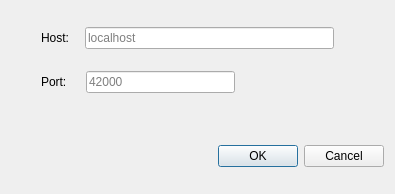
Old version of the form get_host_info.ui in the repository damianbb/simple_gui.
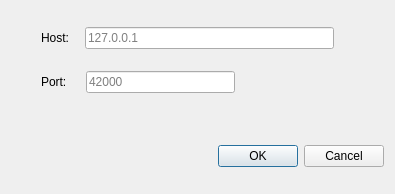
New version of the form.

Commit message: change default server address to 127.0.0.1

Diff of the .ui file:
```diff
--- a/get_host_info.ui
+++ b/get_host_info.ui
@@ -64,7 +64,7 @@
         <string/>
        </property>
        <property name="placeholderText">
-        <string>localhost</string>
+        <string>127.0.0.1</string>
        </property>
       </widget>
      </item>
```
The commit also changes 2 other files.
